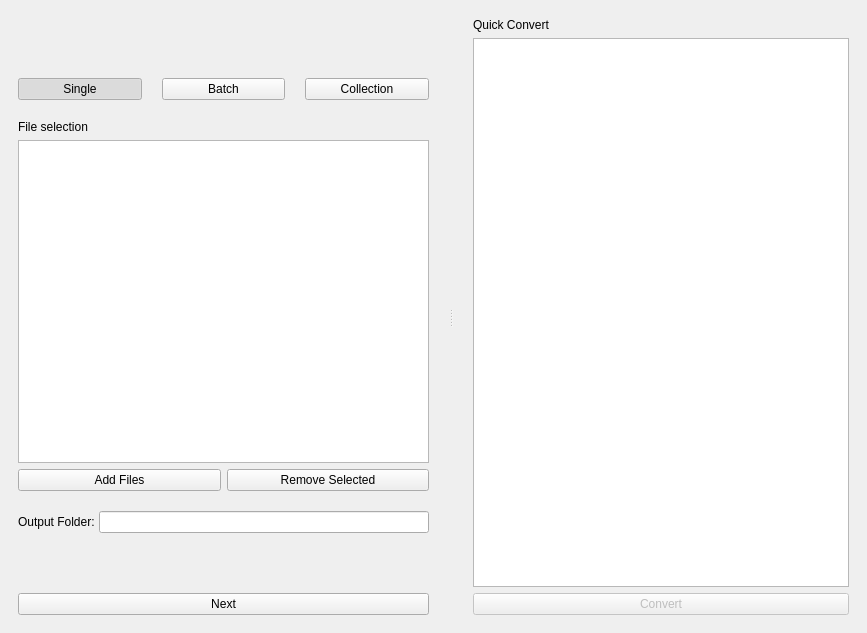
This is gui/ui/screens/main_window.ui in mackenziet7/ao3-epub-to-odt as Qt 5 draws it before an edit. The edited form follows.
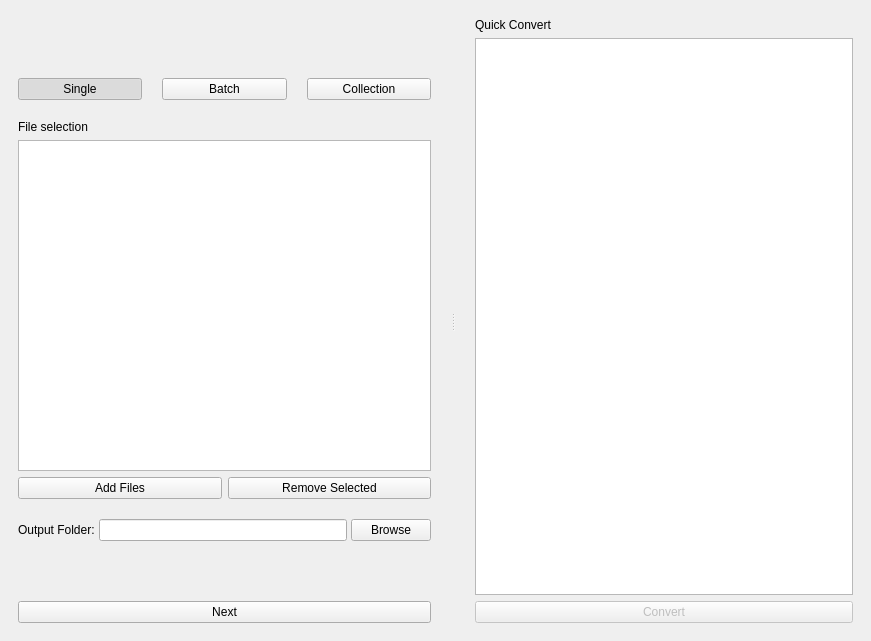
This is the edited form. The open tabs and pages were chosen to show the change. Icons and pictures are not drawn.

What changed in the file:
```diff
--- a/gui/ui/screens/main_window.ui
+++ b/gui/ui/screens/main_window.ui
@@ -6,8 +6,8 @@
    <rect>
     <x>0</x>
     <y>0</y>
-    <width>867</width>
-    <height>633</height>
+    <width>871</width>
+    <height>641</height>
    </rect>
   </property>
   <property name="minimumSize">
@@ -222,7 +222,18 @@
                </widget>
               </item>
               <item>
-               <widget class="QLineEdit" name="lineEditOutputFolder"/>
+               <widget class="QLineEdit" name="lineEditOutputFolder">
+                <property name="enabled">
+                 <bool>true</bool>
+                </property>
+               </widget>
+              </item>
+              <item>
+               <widget class="QPushButton" name="buttonBrowse">
+                <property name="text">
+                 <string>Browse</string>
+                </property>
+               </widget>
               </item>
              </layout>
             </item>
```
Left out of the diff: 13 changed lines with no effect on the pictures.
